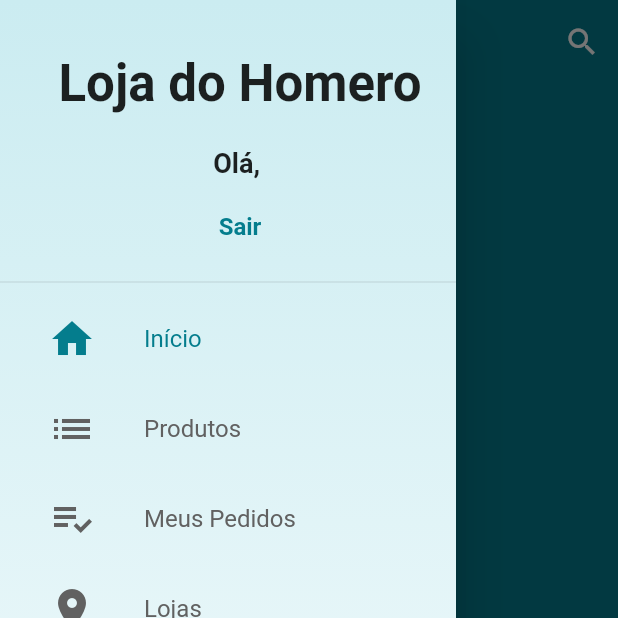
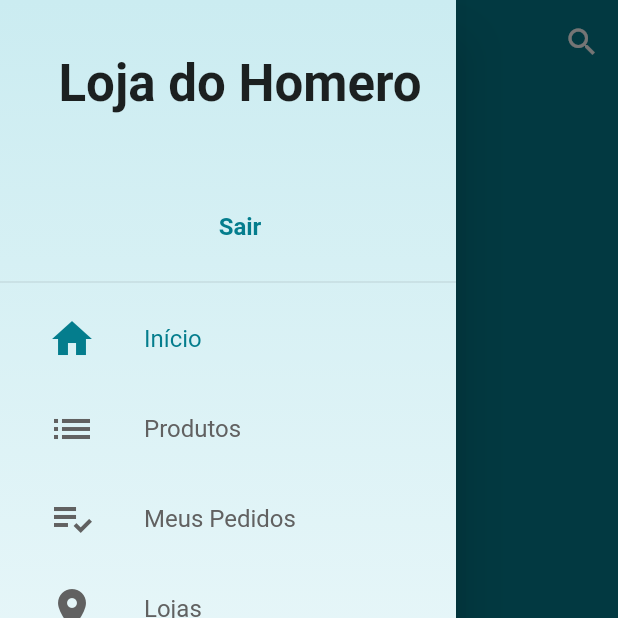
Before and after one commit to madurohomero/loja_virtual, a Flutter app: the ProductsScreen screen opened directly, with the side drawer open, on a phone screen of 412 x 824 dp, the top half of it. Run offline on Flutter 3.47's test engine with Material 2 defaults, Android fonts, the phone set to English and light mode, and no system bars; our stand-ins replace carousel_pro, cloud_firestore, firebase_auth; accounts and stored records are empty.

Commit message:
atualizações

```diff
--- a/lib/common/custom_drawer/custom_drawer_header.dart
+++ b/lib/common/custom_drawer/custom_drawer_header.dart
@@ -21,7 +21,7 @@ class CustomDrawerHeader extends StatelessWidget {
                   ),
                 ),
                 Text(
-                  'Olá, ${userManager.user?.name ?? ''}',
+                  userManager.loading ? 'Olá, ${userManager.user?.name ?? ''}' : '',
                   overflow: TextOverflow.ellipsis,
                   maxLines: 2,
                   style: TextStyle(
--- a/lib/controllers/home_manager.dart
+++ b/lib/controllers/home_manager.dart
@@ -1,7 +1,8 @@
 import 'package:cloud_firestore/cloud_firestore.dart';
+import 'package:flutter/cupertino.dart';
 import 'package:loja_virtual/models/section.dart';
 
-class HomeManager {
+class HomeManager extends ChangeNotifier {
   HomeManager() {
     _loadSections();
   }
@@ -16,6 +17,7 @@ class HomeManager {
       for (final DocumentSnapshot document in snapshot.documents) {
         sections.add(Section.fromDocument(document));
       }
+      notifyListeners();
     });
   }
 }
--- a/lib/main.dart
+++ b/lib/main.dart
@@ -36,7 +36,7 @@ class MyApp extends StatelessWidget {
           create: (_) => ProductManager(),
           lazy: false,
         ),
-        Provider(
+        ChangeNotifierProvider(
           create: (_) => HomeManager(),
           lazy: false,
         ),
```
Also changed, not shown: lib/screens/home/components/section_header.dart (+9 -6 lines), lib/screens/home/components/section_list.dart (+12 -2 lines).
